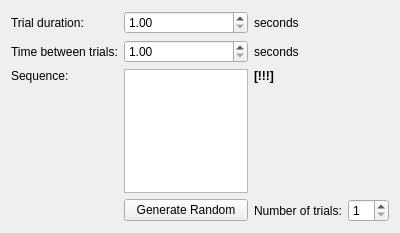
This is ObjectTrackMatrix/ExperimentSetup.ui in parallax-xallaraq/ObjectTrackMatrix as Qt 5 draws it before an edit. The edited form follows.
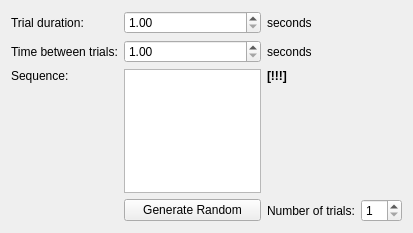
This is the edited form.

Commit message: hide submit button when done, fix tab order

What changed in the file:
```diff
--- a/ObjectTrackMatrix/ExperimentSetup.ui
+++ b/ObjectTrackMatrix/ExperimentSetup.ui
@@ -6,7 +6,7 @@
    <rect>
     <x>0</x>
     <y>0</y>
-    <width>400</width>
+    <width>413</width>
     <height>233</height>
    </rect>
   </property>
```
Left out of the diff: 7 changed lines with no effect on the pictures. The commit also changes 3 other files.
